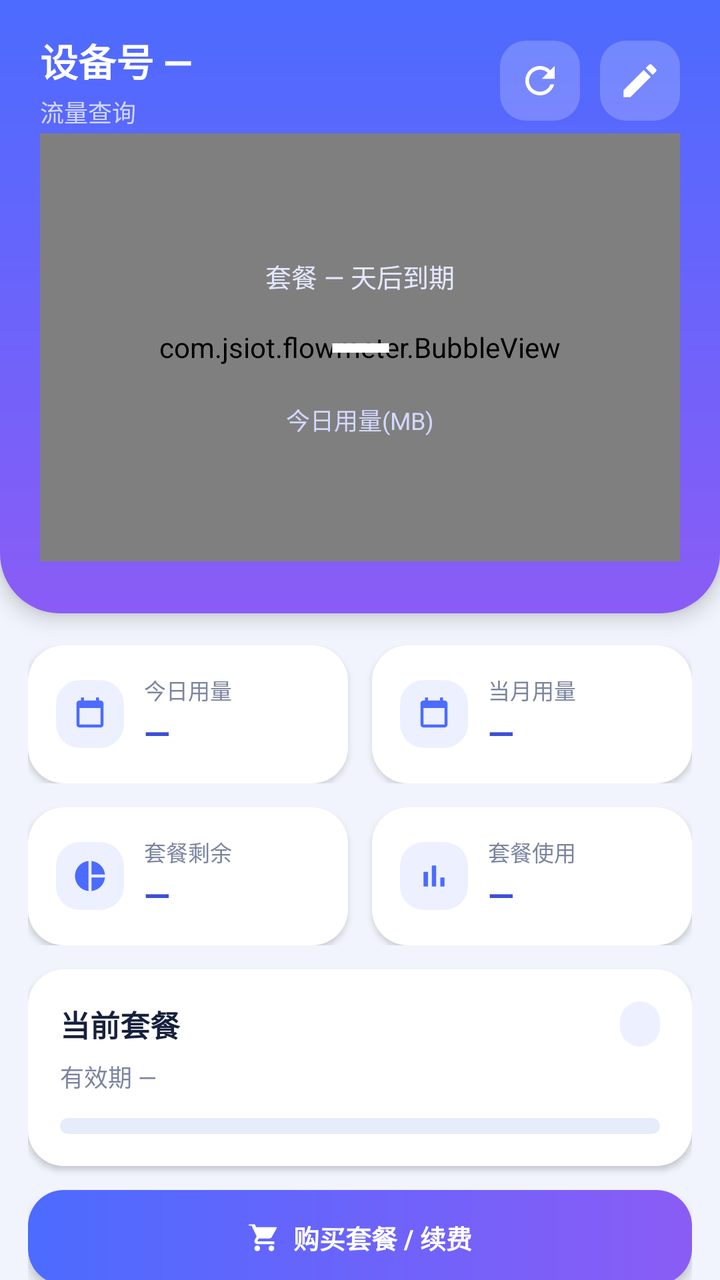
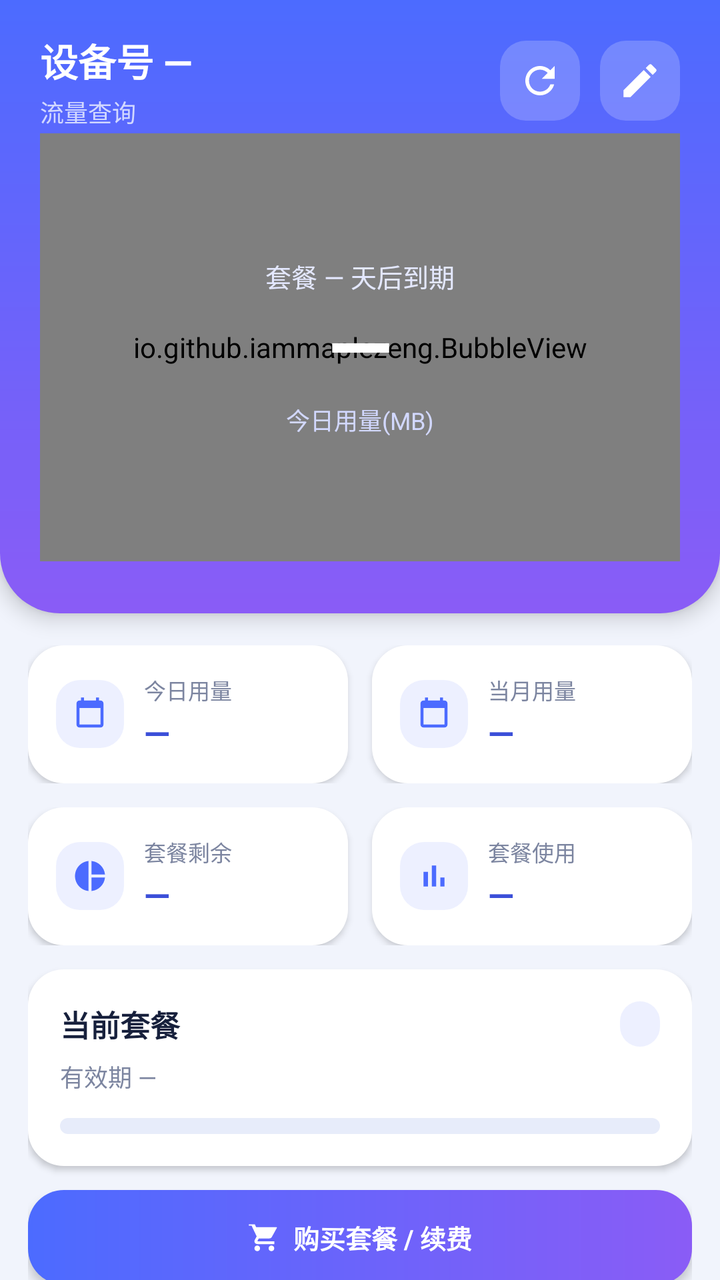

Screens rendered from an Android XML layout before and after an edit, with the pre-edit source and the edit as a unified diff.
<!-- AndroidManifest.xml: application theme AppTheme -->
<!-- res/layout/activity_main.xml -->
<?xml version="1.0" encoding="utf-8"?>
<ScrollView xmlns:android="http://schemas.android.com/apk/res/android"
    android:id="@+id/scrollRoot"
    android:layout_width="match_parent"
    android:layout_height="match_parent"
    android:background="@color/bg"
    android:clipToPadding="false"
    android:fillViewport="true"
    android:scrollbars="none">

    <LinearLayout
        android:layout_width="match_parent"
        android:layout_height="wrap_content"
        android:orientation="vertical">

        
        <LinearLayout
            android:id="@+id/header"
            android:layout_width="match_parent"
            android:layout_height="wrap_content"
            android:background="@drawable/bg_header"
            android:elevation="6dp"
            android:orientation="vertical"
            android:paddingStart="20dp"
            android:paddingTop="16dp"
            android:paddingEnd="20dp"
            android:paddingBottom="26dp">

            <LinearLayout
                android:layout_width="match_parent"
                android:layout_height="wrap_content"
                android:gravity="center_vertical"
                android:orientation="horizontal">

                <LinearLayout
                    android:layout_width="0dp"
                    android:layout_height="wrap_content"
                    android:layout_weight="1"
                    android:orientation="vertical">

                    <TextView
                        android:id="@+id/tvDevice"
                        android:layout_width="wrap_content"
                        android:layout_height="wrap_content"
                        android:text="设备号 —"
                        android:textColor="#FFFFFF"
                        android:textSize="19sp"
                        android:textStyle="bold" />

                    <TextView
                        android:id="@+id/tvMobile"
                        android:layout_width="wrap_content"
                        android:layout_height="wrap_content"
                        android:layout_marginTop="3dp"
                        android:text="流量查询"
                        android:textColor="#D2D8FF"
                        android:textSize="12sp" />
                </LinearLayout>

                <ImageView
                    android:id="@+id/btnRefresh"
                    android:layout_width="40dp"
                    android:layout_height="40dp"
                    android:background="@drawable/bg_glass"
                    android:contentDescription="刷新"
                    android:padding="9dp"
                    android:src="@drawable/ic_refresh" />

                <ImageView
                    android:id="@+id/btnSettings"
                    android:layout_width="40dp"
                    android:layout_height="40dp"
                    android:layout_marginStart="10dp"
                    android:background="@drawable/bg_glass"
                    android:contentDescription="修改设备号"
                    android:padding="9dp"
                    android:src="@drawable/ic_edit" />
            </LinearLayout>

            <FrameLayout
                android:id="@+id/bubbleBox"
                android:layout_width="match_parent"
                android:layout_height="214dp"
                android:layout_marginTop="2dp">

                <com.jsiot.flowmeter.BubbleView
                    android:layout_width="match_parent"
                    android:layout_height="match_parent" />

                <LinearLayout
                    android:layout_width="match_parent"
                    android:layout_height="match_parent"
                    android:gravity="center"
                    android:orientation="vertical">

                    <TextView
                        android:id="@+id/tvBubbleHint"
                        android:layout_width="wrap_content"
                        android:layout_height="wrap_content"
                        android:text="套餐 — 天后到期"
                        android:textColor="#E4E8FF"
                        android:textSize="13sp" />

                    <TextView
                        android:id="@+id/tvBubbleValue"
                        android:layout_width="wrap_content"
                        android:layout_height="wrap_content"
                        android:layout_marginTop="2dp"
                        android:includeFontPadding="false"
                        android:text="—"
                        android:textColor="#FFFFFF"
                        android:textSize="42sp"
                        android:textStyle="bold" />

                    <TextView
                        android:id="@+id/tvBubbleUnit"
                        android:layout_width="wrap_content"
                        android:layout_height="wrap_content"
                        android:layout_marginTop="2dp"
                        android:text="今日用量(MB)"
                        android:textColor="#D2D8FF"
                        android:textSize="12sp" />
                </LinearLayout>
            </FrameLayout>
        </LinearLayout>

        
        <LinearLayout
            android:layout_width="match_parent"
            android:layout_height="wrap_content"
            android:orientation="vertical"
            android:paddingStart="14dp"
            android:paddingTop="16dp"
            android:paddingEnd="14dp">

            <LinearLayout
                android:layout_width="match_parent"
                android:layout_height="wrap_content"
                android:orientation="horizontal">

                <LinearLayout
                    android:layout_width="0dp"
                    android:layout_height="wrap_content"
                    android:layout_weight="1"
                    android:background="@drawable/bg_card"
                    android:elevation="2dp"
                    android:gravity="center_vertical"
                    android:orientation="horizontal"
                    android:padding="14dp">

                    <ImageView
                        android:layout_width="34dp"
                        android:layout_height="34dp"
                        android:background="@drawable/bg_chip"
                        android:contentDescription="今日用量"
                        android:padding="8dp"
                        android:src="@drawable/ic_calendar"
                        android:tint="@color/accent" />

                    <LinearLayout
                        android:layout_width="0dp"
                        android:layout_height="wrap_content"
                        android:layout_marginStart="10dp"
                        android:layout_weight="1"
                        android:orientation="vertical">

                        <TextView
                            android:layout_width="wrap_content"
                            android:layout_height="wrap_content"
                            android:text="今日用量"
                            android:textColor="@color/textSecondary"
                            android:textSize="11sp" />

                        <TextView
                            android:id="@+id/tvToday"
                            android:layout_width="wrap_content"
                            android:layout_height="wrap_content"
                            android:layout_marginTop="2dp"
                            android:text="—"
                            android:textColor="@color/accentDeep"
                            android:textSize="17sp"
                            android:textStyle="bold" />
                    </LinearLayout>
                </LinearLayout>

                <View
                    android:layout_width="12dp"
                    android:layout_height="1dp" />

                <LinearLayout
                    android:layout_width="0dp"
                    android:layout_height="wrap_content"
                    android:layout_weight="1"
                    android:background="@drawable/bg_card"
                    android:elevation="2dp"
                    android:gravity="center_vertical"
                    android:orientation="horizontal"
                    android:padding="14dp">

                    <ImageView
                        android:layout_width="34dp"
                        android:layout_height="34dp"
                        android:background="@drawable/bg_chip"
                        android:contentDescription="当月用量"
                        android:padding="8dp"
                        android:src="@drawable/ic_calendar"
                        android:tint="@color/accent" />

                    <LinearLayout
                        android:layout_width="0dp"
                        android:layout_height="wrap_content"
                        android:layout_marginStart="10dp"
                        android:layout_weight="1"
                        android:orientation="vertical">

                        <TextView
                            android:layout_width="wrap_content"
                            android:layout_height="wrap_content"
                            android:text="当月用量"
                            android:textColor="@color/textSecondary"
                            android:textSize="11sp" />

                        <TextView
                            android:id="@+id/tvMonth"
                            android:layout_width="wrap_content"
                            android:layout_height="wrap_content"
                            android:layout_marginTop="2dp"
                            android:text="—"
                            android:textColor="@color/accentDeep"
                            android:textSize="17sp"
                            android:textStyle="bold" />
                    </LinearLayout>
                </LinearLayout>
            </LinearLayout>

            <LinearLayout
                android:layout_width="match_parent"
                android:layout_height="wrap_content"
                android:layout_marginTop="12dp"
                android:orientation="horizontal">

                <LinearLayout
                    android:layout_width="0dp"
                    android:layout_height="wrap_content"
                    android:layout_weight="1"
                    android:background="@drawable/bg_card"
                    android:elevation="2dp"
                    android:gravity="center_vertical"
                    android:orientation="horizontal"
                    android:padding="14dp">

                    <ImageView
                        android:layout_width="34dp"
                        android:layout_height="34dp"
                        android:background="@drawable/bg_chip"
                        android:contentDescription="套餐剩余"
                        android:padding="8dp"
                        android:src="@drawable/ic_pie"
                        android:tint="@color/accent" />

                    <LinearLayout
                        android:layout_width="0dp"
                        android:layout_height="wrap_content"
                        android:layout_marginStart="10dp"
                        android:layout_weight="1"
                        android:orientation="vertical">

                        <TextView
                            android:layout_width="wrap_content"
                            android:layout_height="wrap_content"
                            android:text="套餐剩余"
                            android:textColor="@color/textSecondary"
                            android:textSize="11sp" />

                        <TextView
                            android:id="@+id/tvRemain"
                            android:layout_width="wrap_content"
                            android:layout_height="wrap_content"
                            android:layout_marginTop="2dp"
                            android:text="—"
                            android:textColor="@color/accentDeep"
                            android:textSize="17sp"
                            android:textStyle="bold" />
                    </LinearLayout>
                </LinearLayout>

                <View
                    android:layout_width="12dp"
                    android:layout_height="1dp" />

                <LinearLayout
                    android:layout_width="0dp"
                    android:layout_height="wrap_content"
                    android:layout_weight="1"
                    android:background="@drawable/bg_card"
                    android:elevation="2dp"
                    android:gravity="center_vertical"
                    android:orientation="horizontal"
                    android:padding="14dp">

                    <ImageView
                        android:layout_width="34dp"
                        android:layout_height="34dp"
                        android:background="@drawable/bg_chip"
                        android:contentDescription="套餐使用"
                        android:padding="8dp"
                        android:src="@drawable/ic_chart"
                        android:tint="@color/accent" />

                    <LinearLayout
                        android:layout_width="0dp"
                        android:layout_height="wrap_content"
                        android:layout_marginStart="10dp"
                        android:layout_weight="1"
                        android:orientation="vertical">

                        <TextView
                            android:layout_width="wrap_content"
                            android:layout_height="wrap_content"
                            android:text="套餐使用"
                            android:textColor="@color/textSecondary"
                            android:textSize="11sp" />

                        <TextView
                            android:id="@+id/tvUsed"
                            android:layout_width="wrap_content"
                            android:layout_height="wrap_content"
                            android:layout_marginTop="2dp"
                            android:text="—"
                            android:textColor="@color/accentDeep"
                            android:textSize="17sp"
                            android:textStyle="bold" />
                    </LinearLayout>
                </LinearLayout>
            </LinearLayout>

            
            <LinearLayout
                android:layout_width="match_parent"
                android:layout_height="wrap_content"
                android:layout_marginTop="12dp"
                android:background="@drawable/bg_card"
                android:elevation="2dp"
                android:orientation="vertical"
                android:padding="16dp">

                <LinearLayout
                    android:layout_width="match_parent"
                    android:layout_height="wrap_content"
                    android:gravity="center_vertical"
                    android:orientation="horizontal">

                    <TextView
                        android:id="@+id/tvPkgName"
                        android:layout_width="0dp"
                        android:layout_height="wrap_content"
                        android:layout_weight="1"
                        android:text="当前套餐"
                        android:textColor="@color/textPrimary"
                        android:textSize="15sp"
                        android:textStyle="bold" />

                    <TextView
                        android:id="@+id/tvPkgDays"
                        android:layout_width="wrap_content"
                        android:layout_height="wrap_content"
                        android:background="@drawable/bg_chip"
                        android:paddingStart="10dp"
                        android:paddingTop="4dp"
                        android:paddingEnd="10dp"
                        android:paddingBottom="4dp"
                        android:text=""
                        android:textColor="@color/accent"
                        android:textSize="11sp" />
                </LinearLayout>

                <TextView
                    android:id="@+id/tvPkgDate"
                    android:layout_width="wrap_content"
                    android:layout_height="wrap_content"
                    android:layout_marginTop="6dp"
                    android:text="有效期 —"
                    android:textColor="@color/textSecondary"
                    android:textSize="12sp" />

                <ProgressBar
                    android:id="@+id/pbPkg"
                    style="?android:attr/progressBarStyleHorizontal"
                    android:layout_width="match_parent"
                    android:layout_height="8dp"
                    android:layout_marginTop="12dp"
                    android:max="100"
                    android:progress="0"
                    android:progressDrawable="@drawable/progress_horizontal" />
            </LinearLayout>

            <LinearLayout
                android:id="@+id/btnBuy"
                android:layout_width="match_parent"
                android:layout_height="wrap_content"
                android:layout_marginTop="12dp"
                android:background="@drawable/bg_buy"
                android:elevation="3dp"
                android:gravity="center"
                android:orientation="horizontal"
                android:paddingTop="14dp"
                android:paddingBottom="14dp">

                <ImageView
                    android:layout_width="17dp"
                    android:layout_height="17dp"
                    android:contentDescription="购买套餐"
                    android:src="@drawable/ic_cart" />

                <TextView
                    android:layout_width="wrap_content"
                    android:layout_height="wrap_content"
                    android:layout_marginStart="6dp"
                    android:text="购买套餐 / 续费"
                    android:textColor="@color/white"
                    android:textSize="13sp"
                    android:textStyle="bold" />
            </LinearLayout>

            <LinearLayout
                android:id="@+id/btnAddWidget"
                android:layout_width="match_parent"
                android:layout_height="wrap_content"
                android:layout_marginTop="10dp"
                android:background="@drawable/bg_card"
                android:elevation="2dp"
                android:gravity="center"
                android:orientation="horizontal"
                android:paddingTop="13dp"
                android:paddingBottom="13dp">

                <ImageView
                    android:layout_width="16dp"
                    android:layout_height="16dp"
                    android:contentDescription="添加桌面组件"
                    android:src="@drawable/ic_widget"
                    android:tint="@color/accent" />

                <TextView
                    android:layout_width="wrap_content"
                    android:layout_height="wrap_content"
                    android:layout_marginStart="6dp"
                    android:text="添加桌面组件"
                    android:textColor="@color/accent"
                    android:textSize="13sp"
                    android:textStyle="bold" />
            </LinearLayout>

            <TextView
                android:id="@+id/tvUpdated"
                android:layout_width="match_parent"
                android:layout_height="wrap_content"
                android:layout_marginTop="16dp"
                android:gravity="center"
                android:text="尚未刷新"
                android:textColor="@color/textSecondary"
                android:textSize="11sp" />

            <TextView
                android:id="@+id/footer"
                android:layout_width="match_parent"
                android:layout_height="wrap_content"
                android:layout_marginTop="6dp"
                android:layout_marginBottom="24dp"
                android:gravity="center"
                android:text="数据来源：c.js-iot.cn 流量平台"
                android:textColor="#AEB5C9"
                android:textSize="10sp" />
        </LinearLayout>
    </LinearLayout>
</ScrollView>
<!-- resources referenced by this layout -->
<resources>
  <color name="accent">#4C6BFF</color>
  <color name="accentDeep">#3B4FD8</color>
  <color name="bg">#F1F4FC</color>
  <color name="textPrimary">#17203C</color>
  <color name="textSecondary">#7C85A0</color>
  <color name="white">#FFFFFF</color>
  <!-- drawable bg_buy (drawable) -->
  <?xml version="1.0" encoding="utf-8"?>
  <shape xmlns:android="http://schemas.android.com/apk/res/android"
      android:shape="rectangle">
      <gradient
          android:angle="0"
          android:startColor="@color/headerTop"
          android:endColor="@color/headerBottom"
          android:type="linear" />
      <corners android:radius="18dp" />
  </shape>
  <!-- drawable bg_card (drawable) -->
  <?xml version="1.0" encoding="utf-8"?>
  <shape xmlns:android="http://schemas.android.com/apk/res/android" android:shape="rectangle">
      <solid android:color="@color/white" />
      <corners android:radius="18dp" />
  </shape>
  <!-- drawable bg_chip (drawable) -->
  <?xml version="1.0" encoding="utf-8"?>
  <shape xmlns:android="http://schemas.android.com/apk/res/android" android:shape="rectangle">
      <solid android:color="#1A4C6BFF" />
      <corners android:radius="12dp" />
  </shape>
  <!-- drawable bg_glass (drawable) -->
  <?xml version="1.0" encoding="utf-8"?>
  <shape xmlns:android="http://schemas.android.com/apk/res/android" android:shape="rectangle">
      <solid android:color="#33FFFFFF" />
      <corners android:radius="13dp" />
  </shape>
  <!-- drawable bg_header (drawable) -->
  <?xml version="1.0" encoding="utf-8"?>
  <shape xmlns:android="http://schemas.android.com/apk/res/android" android:shape="rectangle">
      <gradient
          android:angle="320"
          android:startColor="@color/headerTop"
          android:endColor="@color/headerBottom"
          android:type="linear" />
      <corners
          android:bottomLeftRadius="30dp"
          android:bottomRightRadius="30dp" />
  </shape>
  <!-- drawable ic_calendar (drawable) -->
  <?xml version="1.0" encoding="utf-8"?>
  <vector xmlns:android="http://schemas.android.com/apk/res/android"
      android:width="24dp"
      android:height="24dp"
      android:viewportWidth="24"
      android:viewportHeight="24">
      <path
          android:fillColor="#FFFFFF"
          android:pathData="M19,3h-1V1h-2v2H8V1H6v2H5C3.89,3 3,3.9 3,5v14c0,1.1 0.89,2 2,2h14c1.1,0 2,-0.9 2,-2V5c0,-1.1 -0.9,-2 -2,-2zM19,19H5V8h14v11z" />
  </vector>
  <!-- drawable ic_chart (drawable) -->
  <?xml version="1.0" encoding="utf-8"?>
  <vector xmlns:android="http://schemas.android.com/apk/res/android"
      android:width="24dp"
      android:height="24dp"
      android:viewportWidth="24"
      android:viewportHeight="24">
      <path
          android:fillColor="#FFFFFF"
          android:pathData="M5,9.2h3V19H5zM10.6,5h2.8v14h-2.8zM16.2,13H19v6h-2.8z" />
  </vector>
  <!-- drawable ic_widget (drawable) -->
  <?xml version="1.0" encoding="utf-8"?>
  <vector xmlns:android="http://schemas.android.com/apk/res/android"
      android:width="24dp"
      android:height="24dp"
      android:viewportWidth="24"
      android:viewportHeight="24">
      <path
          android:fillColor="#FFFFFF"
          android:pathData="M3,13h8V3H3v10zM13,21h8v-8h-8v8zM3,21h8v-6H3v6zM13,3v8h8V3h-8z" />
  </vector>
  <style name="AppTheme" parent="@android:style/Theme.Material.Light.NoActionBar">
          <item name="android:windowBackground">@color/bg</item>
          <item name="android:statusBarColor">@color/headerTop</item>
          <item name="android:navigationBarColor">@color/bg</item>
          <item name="android:windowLightStatusBar">false</item>
          <item name="android:colorAccent">@color/accent</item>
      </style>
  <color name="headerTop">#4C6BFF</color>
  <color name="headerBottom">#8A5CF6</color>
  <color name="track">#E7ECFA</color>
  <!-- unchanged entries left out for length: 5 -->
</resources>

<!-- the commit's change to res/layout/activity_main.xml (unified diff, before → after) -->
@@ -83,7 +83,7 @@
                 android:layout_height="214dp"
                 android:layout_marginTop="2dp">
 
-                <com.jsiot.flowmeter.BubbleView
+                <io.github.iammaplezeng.BubbleView
                     android:layout_width="match_parent"
                     android:layout_height="match_parent" />
 
